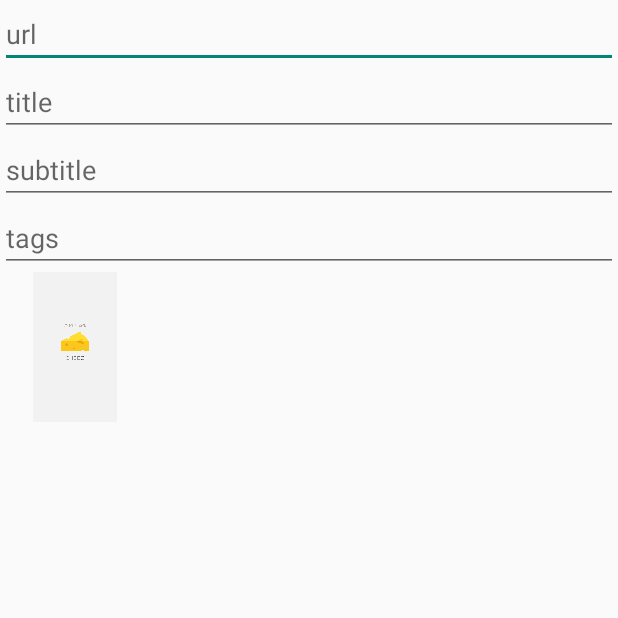
After one commit to younseunghyun/cheez_android, an Android app: the ContentUploadActivity screen opened directly, with no data from a screen before it, on a phone screen of 412 x 824 dp, the top half of it. The commit adds this screen. Run offline under Robolectric (Android 15) with nearby library versions, the phone set to English and light mode, and no system bars; network calls fail.

Commit message:
content upload activity 생성

```diff
--- a/app/src/main/AndroidManifest.xml
+++ b/app/src/main/AndroidManifest.xml
@@ -24,6 +24,10 @@
             android:name=".activity.AuthActivity"
             android:label="@string/title_activity_auth" >
         </activity>
+        <activity
+            android:name=".activity.ContentUploadActivity"
+            android:label="@string/title_activity_content_upload" >
+        </activity>
     </application>
 
 </manifest>
--- a/app/src/main/java/co/cheez/cheez/activity/BaseActivity.java
+++ b/app/src/main/java/co/cheez/cheez/activity/BaseActivity.java
@@ -6,11 +6,23 @@ import android.content.Intent;
 import android.os.Bundle;
 import android.support.v7.app.ActionBarActivity;
 
+import java.util.HashSet;
+import java.util.Iterator;
+
 import co.cheez.cheez.R;
+import co.cheez.cheez.automation.lifecycle.LifecycleObservable;
+import co.cheez.cheez.automation.lifecycle.LifecycleObserver;
 
 
-public abstract class BaseActivity extends ActionBarActivity {
+public abstract class BaseActivity extends ActionBarActivity
+        implements LifecycleObservable {
     protected ProgressDialog mProgressDialog;
+    protected HashSet<LifecycleObserver> mLifecycleObservers;
+
+    public BaseActivity() {
+        super();
+        mLifecycleObservers = new HashSet<>();
+    }
 
     public static Intent getIntent(Context context, Class cls, Bundle args) {
         Intent intent = new Intent(context, cls);
@@ -26,6 +38,12 @@ public abstract class BaseActivity extends ActionBarActivity {
         intent.addFlags(flags);
 
         return intent;
+    }
+
+    @Override
+    protected void onCreate(Bundle savedInstanceState) {
+        super.onCreate(savedInstanceState);
+
     }
 
     protected void showProgressDialog() {
@@ -57,4 +75,29 @@ public abstract class BaseActivity extends ActionBarActivity {
         }
     }
 
+    public void addObserver(LifecycleObserver observer) {
+        mLifecycleObservers.add(observer);
+    }
+
+    public void removeObserver(LifecycleObserver observer) {
+        mLifecycleObservers.remove(observer);
+    }
+
+    @Override
+    protected void onResume() {
+        super.onResume();
+        Iterator<LifecycleObserver> iterator = mLifecycleObservers.iterator();
+        while(iterator.hasNext()) {
+            iterator.next().onResume();
+        }
+    }
+
+    @Override
+    protected void onPause() {
+        Iterator<LifecycleObserver> iterator = mLifecycleObservers.iterator();
+        while(iterator.hasNext()) {
+            iterator.next().onPause();
+        }
+        super.onPause();
+    }
 }
--- /dev/null
+++ b/app/src/main/java/co/cheez/cheez/activity/ContentUploadActivity.java
@@ -0,0 +1,14 @@
+package co.cheez.cheez.activity;
+
+import android.os.Bundle;
+
+import co.cheez.cheez.R;
+
+public class ContentUploadActivity extends BaseActivity {
+
+    @Override
+    protected void onCreate(Bundle savedInstanceState) {
+        super.onCreate(savedInstanceState);
+        setContentView(R.layout.activity_content_upload);
+    }
+}
--- /dev/null
+++ b/app/src/main/java/co/cheez/cheez/activity/ContentUploadActivityFragment.java
@@ -0,0 +1,15 @@
+package co.cheez.cheez.activity;
+
+import co.cheez.cheez.R;
+import co.cheez.cheez.fragment.BaseFragment;
+
+/**
+ * A placeholder fragment containing a simple view.
+ */
+public class ContentUploadActivityFragment extends BaseFragment {
+
+    @Override
+    public int getLayoutResourceId() {
+        return R.layout.fragment_content_upload;
+    }
+}
--- /dev/null
+++ b/app/src/main/java/co/cheez/cheez/automation/lifecycle/LifecycleObservable.java
@@ -0,0 +1,9 @@
+package co.cheez.cheez.automation.lifecycle;
+
+/**
+ * Created by jiho on 5/18/15.
+ */
+public interface LifecycleObservable {
+    void addObserver(LifecycleObserver observer);
+    void removeObserver(LifecycleObserver observer);
+}
--- /dev/null
+++ b/app/src/main/java/co/cheez/cheez/automation/lifecycle/LifecycleObserver.java
@@ -0,0 +1,9 @@
+package co.cheez.cheez.automation.lifecycle;
+
+/**
+ * Created by jiho on 5/18/15.
+ */
+public interface LifecycleObserver {
+    void onResume();
+    void onPause();
+}
--- a/app/src/main/java/co/cheez/cheez/fragment/BaseFragment.java
+++ b/app/src/main/java/co/cheez/cheez/fragment/BaseFragment.java
@@ -7,6 +7,11 @@ import android.view.LayoutInflater;
 import android.view.View;
 import android.view.ViewGroup;
 
+import java.util.HashSet;
+import java.util.Iterator;
+
+import co.cheez.cheez.automation.lifecycle.LifecycleObservable;
+import co.cheez.cheez.automation.lifecycle.LifecycleObserver;
 import co.cheez.cheez.automation.view.HasLayout;
 import co.cheez.cheez.automation.view.ViewMapper;
 
@@ -14,8 +19,15 @@ import co.cheez.cheez.automation.view.ViewMapper;
 /**
  * A placeholder fragment containing a simple view.
  */
-public abstract class BaseFragment extends Fragment implements HasLayout {
+public abstract class BaseFragment extends Fragment
+        implements HasLayout, LifecycleObservable {
 
+    protected HashSet<LifecycleObserver> mLifecycleObservers;
+
+    public BaseFragment() {
+        super();
+        mLifecycleObservers = new HashSet<>();
+    }
 
     @Override
     public View onCreateView(LayoutInflater inflater, ViewGroup container,
@@ -26,4 +38,30 @@ public abstract class BaseFragment extends Fragment implements HasLayout {
     protected View getContentView(Context context, int layoutResId) {
         return ViewMapper.inflateLayout(context, this, layoutResId);
     }
+
+    public void addObserver(LifecycleObserver observer) {
+        mLifecycleObservers.add(observer);
+    }
+
+    public void removeObserver(LifecycleObserver observer) {
+        mLifecycleObservers.remove(observer);
+    }
+
+    @Override
+    public void onResume() {
+        super.onResume();
+        Iterator<LifecycleObserver> iterator = mLifecycleObservers.iterator();
+        while(iterator.hasNext()) {
+            iterator.next().onResume();
+        }
+    }
+
+    @Override
+    public void onPause() {
+        Iterator<LifecycleObserver> iterator = mLifecycleObservers.iterator();
+        while(iterator.hasNext()) {
+            iterator.next().onPause();
+        }
+        super.onPause();
+    }
 }
--- a/app/src/main/java/co/cheez/cheez/util/Constants.java
+++ b/app/src/main/java/co/cheez/cheez/util/Constants.java
@@ -20,6 +20,7 @@ public interface Constants {
 
     interface URLs {
         String BASE = "https://api.cheez.co/";
+        String POST = BASE + "post/";
         String USER = BASE + "user/";
         String AUTH_TOKEN = BASE + "api-auth-token/";
     }
--- /dev/null
+++ b/app/src/main/res/layout/activity_content_upload.xml
@@ -0,0 +1,5 @@
+<fragment xmlns:android="http://schemas.android.com/apk/res/android"
+    xmlns:tools="http://schemas.android.com/tools" android:id="@+id/fragment"
+    android:name="co.cheez.cheez.activity.ContentUploadActivityFragment"
+    tools:layout="@layout/fragment_content_upload" android:layout_width="match_parent"
+    android:layout_height="match_parent" />
--- /dev/null
+++ b/app/src/main/res/layout/fragment_content_upload.xml
@@ -0,0 +1,44 @@
+<RelativeLayout xmlns:android="http://schemas.android.com/apk/res/android"
+    xmlns:tools="http://schemas.android.com/tools" android:layout_width="match_parent"
+    android:layout_height="match_parent"
+    tools:context="co.cheez.cheez.activity.ContentUploadActivityFragment">
+
+    <LinearLayout
+        android:layout_width="match_parent"
+        android:layout_height="match_parent"
+        android:orientation="vertical">
+
+        <EditText
+            android:id="@+id/et_url"
+            android:layout_width="match_parent"
+            android:layout_height="wrap_content"
+            android:hint="url"/>
+
+        <EditText
+            android:id="@+id/et_title"
+            android:layout_width="match_parent"
+            android:layout_height="wrap_content"
+            android:hint="title"/>
+
+        <EditText
+            android:id="@+id/et_subtitle"
+            android:layout_width="match_parent"
+            android:layout_height="wrap_content"
+            android:hint="subtitle"/>
+
+        <EditText
+            android:id="@+id/et_tags"
+            android:layout_width="match_parent"
+            android:layout_height="wrap_content"
+            android:hint="tags"/>
+
+        <ImageView
+            android:id="@+id/iv_main"
+            android:layout_width="100dp"
+            android:layout_height="100dp"
+            android:src="@drawable/splash"/>
+
+    </LinearLayout>
+
+
+</RelativeLayout>
--- a/app/src/main/res/values/strings.xml
+++ b/app/src/main/res/values/strings.xml
@@ -10,4 +10,5 @@
     <string name="title_activity_auth">AuthActivity</string>
     <string name="error_default">오류가 발생했습니다. 잠시 후에 다시 시도해주세요.</string>
     <string name="message_progress_default">잠시만 기다려주세요</string>
+    <string name="title_activity_content_upload">ContentUploadActivity</string>
 </resources>
```
Also changed, not shown: app/src/main/java/co/cheez/cheez/activity/ContentViewActivity.java (+55 -2 lines), app/src/main/java/co/cheez/cheez/adapter/ContentViewPagerAdapter.java (+32 -3 lines), app/src/main/java/co/cheez/cheez/event/PostAddedEvent.java (added, +13 -0 lines), app/src/main/java/co/cheez/cheez/fragment/ContentViewFragment.java (+31 -0 lines), app/src/main/java/co/cheez/cheez/http/AuthorizedRequest.java (+5 -2 lines), app/src/main/java/co/cheez/cheez/model/PostDataManager.java (added, +50 -0 lines), app/src/main/java/co/cheez/cheez/util/ViewAnimateUtil.java (added, +62 -0 lines), app/src/main/res/menu/menu_content_upload.xml (added, +7 -0 lines).
